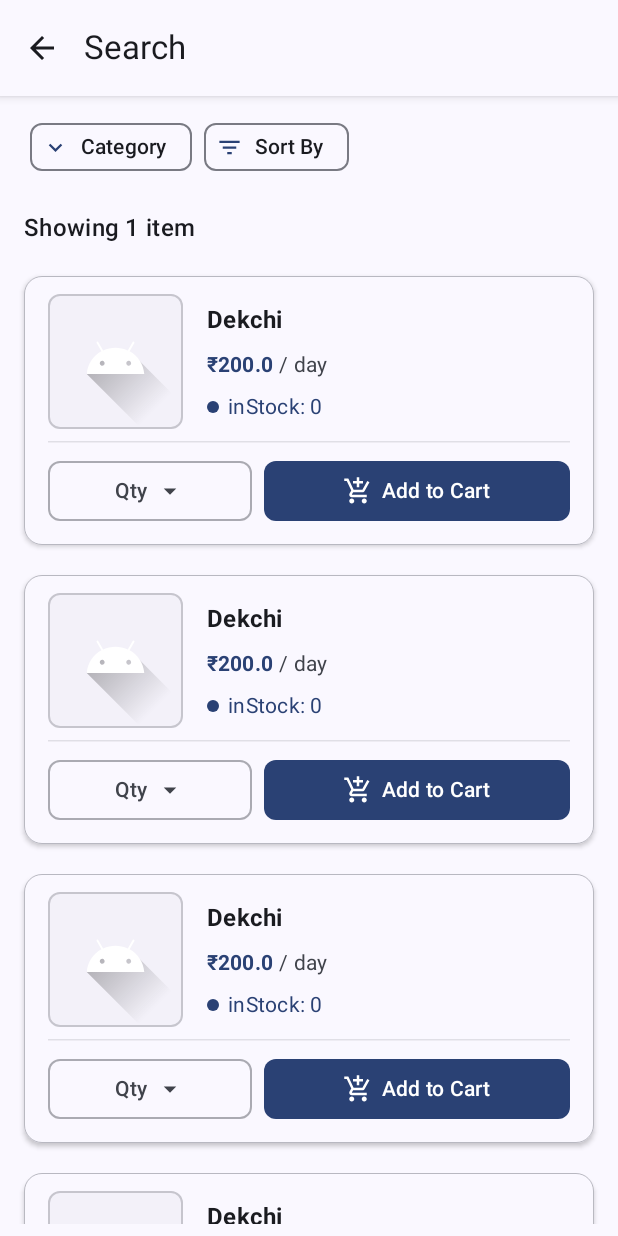
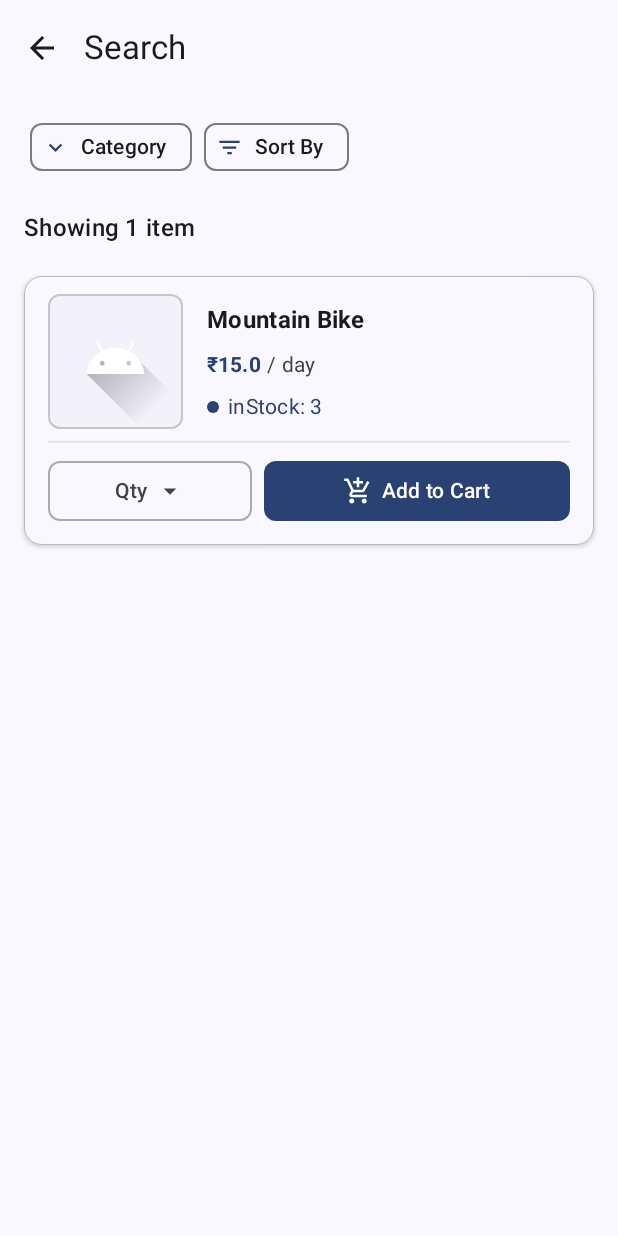
Before and after one commit to Avin008/rentals, an Android app built with Jetpack Compose: the composable ItemSelectionScreen shown on its own in the app's theme, on a phone screen of 412 x 824 dp. Run offline under Robolectric (Android 15) with nearby library versions, the phone set to English and light mode, and no system bars.

Commit message:
item card

```diff
--- a/app/src/main/java/com/example/rentals/ui/components/itemselection/ItemList.kt
+++ b/app/src/main/java/com/example/rentals/ui/components/itemselection/ItemList.kt
@@ -8,6 +8,7 @@ import androidx.compose.foundation.layout.fillMaxSize
 import androidx.compose.foundation.layout.padding
 import androidx.compose.foundation.layout.size
 import androidx.compose.foundation.lazy.LazyColumn
+import androidx.compose.foundation.lazy.items
 import androidx.compose.material.icons.Icons
 import androidx.compose.material.icons.filled.SearchOff
 import androidx.compose.material3.Icon
@@ -33,7 +34,7 @@ fun ItemList(
             modifier = Modifier.padding(bottom = 8.dp)
         )
         Box(
-            modifier = Modifier.weight(1f) // Make the Box fill the remaining space in the Column
+            modifier = Modifier.weight(1f)
         ) {
             if (filteredItems.isEmpty()) {
                 Box(
@@ -43,7 +44,7 @@ fun ItemList(
                     Column(horizontalAlignment = Alignment.CenterHorizontally, verticalArrangement = Arrangement.spacedBy(8.dp)) {
                         Icon(
                             imageVector = Icons.Filled.SearchOff,
-                            contentDescription = null, // Decorative
+                            contentDescription = null,
                             modifier = Modifier.size(48.dp),
                             tint = MaterialTheme.colorScheme.onSurfaceVariant.copy(alpha = 0.7f)
                         )
@@ -61,8 +62,8 @@ fun ItemList(
                     contentPadding = PaddingValues(vertical = 8.dp),
                     verticalArrangement = Arrangement.spacedBy(12.dp)
                 ) {
-                    items(10) {
-                        ItemCard(item = RentalItem(id = "123", price = 200.00, name = "Dekchi", description = "", totalItems = 20, imageUrl = "", category = "", userId = "", createdAt = "", inStock = 0, isAvailable = true))
+                    items(filteredItems, key = { it.id }) {
+                            ItemCard(item = it)
                     }
                 }
             }
--- a/app/src/main/java/com/example/rentals/ui/components/itemselection/ItemSelectionTopbar.kt
+++ b/app/src/main/java/com/example/rentals/ui/components/itemselection/ItemSelectionTopbar.kt
@@ -1,23 +1,18 @@
 package com.example.rentals.ui.components.itemselection
 
 import androidx.compose.foundation.layout.WindowInsets
-import androidx.compose.foundation.layout.fillMaxWidth
 import androidx.compose.material.icons.Icons
 import androidx.compose.material.icons.filled.ArrowBack
 import androidx.compose.material3.ExperimentalMaterial3Api
 import androidx.compose.material3.Icon
 import androidx.compose.material3.IconButton
-import androidx.compose.material3.Surface
 import androidx.compose.material3.Text
 import androidx.compose.material3.TopAppBar
 import androidx.compose.runtime.Composable
-import androidx.compose.ui.Modifier
-import androidx.compose.ui.unit.dp
 
 @OptIn(ExperimentalMaterial3Api::class)
 @Composable
 fun ItemSelectionTopBar() {
-    Surface(modifier = Modifier.fillMaxWidth(), shadowElevation = 4.dp) {
         TopAppBar(title = {
             Text(text = "Search")
         }, navigationIcon = {
@@ -27,4 +22,3 @@ fun ItemSelectionTopBar() {
             }
         }, windowInsets = WindowInsets(top = 0))
     }
-}
```
